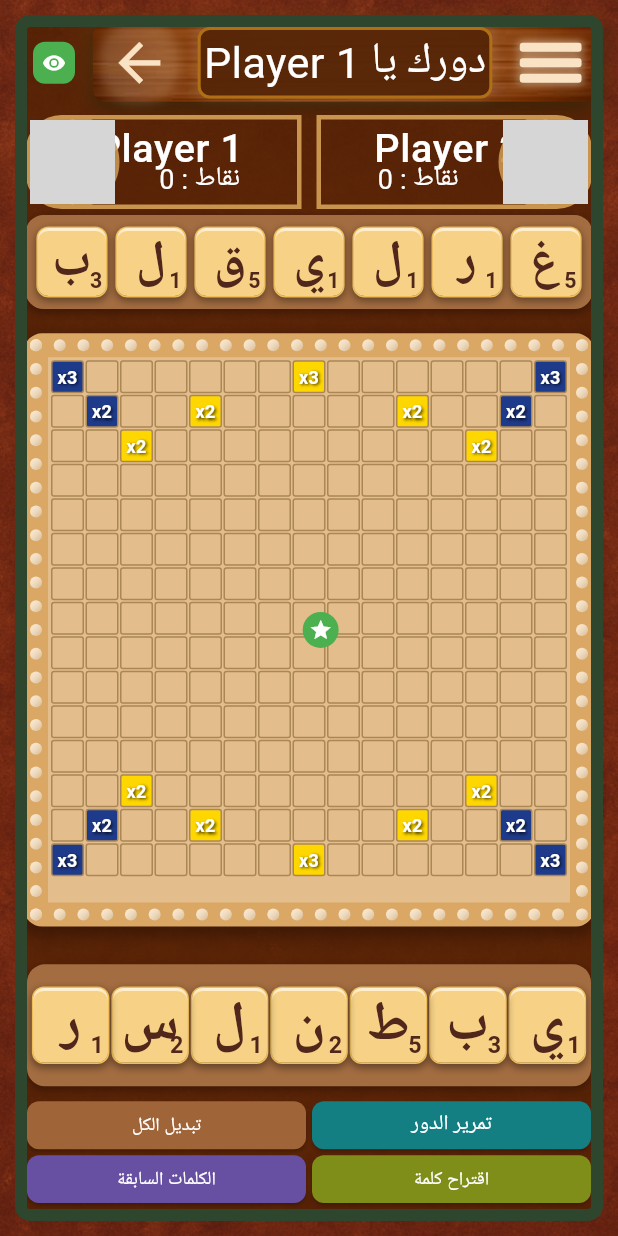
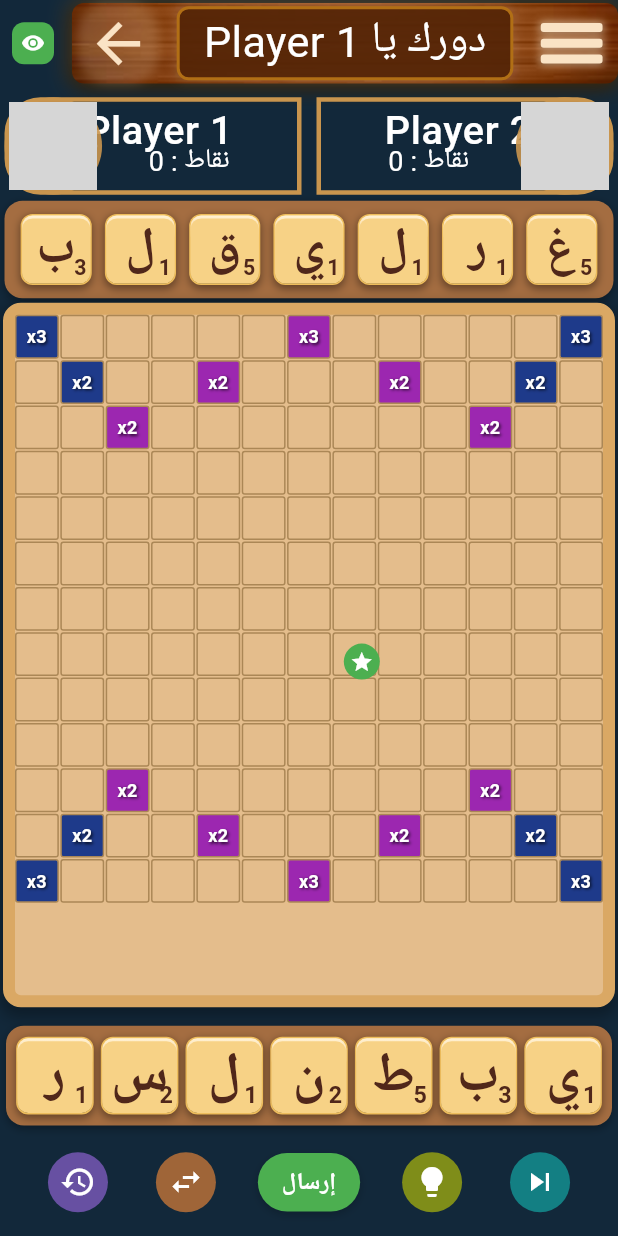
Before and after one commit to Reailiteen/shakelha_mp, a Flutter app: the PassPlayScreen screen opened by its route, after a tap on "ابدأ اللعبة", on a phone screen of 412 x 824 dp. Run offline on Flutter 3.47's test engine with Material 3 defaults, Android fonts, the phone set to English and light mode, and no system bars; our stand-ins replace google_fonts, socket_io_client; network calls fail; Roboto replaces fonts that are missing (Jomhuria); grey boxes are pictures that could not be loaded.

Commit message:
Update board size from 15x15 to 13x13 across the application, adjusting related calculations and UI elements accordingly. Refactor player UI to use icon buttons for actions, enhancing layout and accessibility.

```diff
--- a/lib/models/board.dart
+++ b/lib/models/board.dart
@@ -70,13 +70,13 @@ class Board {
 
   /// Creates a new board with the given size and grid
   Board({
-    this.size = 15,
+    this.size = 13, // Changed from 15 to 13
     required this.grid,
     Map<Position, CellMultiplier>? cellMultipliers,
   }) : cellMultipliers = cellMultipliers ?? const {};
 
   /// Creates an empty board of the given size
-  factory Board.empty({int size = 15}) {
+  factory Board.empty({int size = 13}) { // Changed from 15 to 13
     return Board(
       size: size,
       grid: List.generate(
@@ -143,7 +143,7 @@ class Board {
     });
 
     final board = Board(
-      size: json['size'] ?? 15,
+      size: json['size'] ?? 13, // Changed from 15 to 13
       grid: grid,
       cellMultipliers: multipliers,
     );
@@ -556,7 +556,7 @@ class Board {
 
   /// Gets the center position of the board
   Position get centerPosition {
-    // For a 15x15 board (0-indexed), center is at (7,7)
+    // For a 13x13 board (0-indexed), center is at (6,6)
     final center = Position(row: size ~/ 2, col: size ~/ 2);
     print('[Board] Center position calculated as: (${center.row},${center.col}) for board size $size');
     return center;
--- a/lib/screens/pass_play_screen.dart
+++ b/lib/screens/pass_play_screen.dart
@@ -226,8 +226,7 @@ class _PassPlayScreenState extends State<PassPlayScreen> {
           body: Stack(
             children: [
               // Background
-              GameUi(child: _buildGameScreenContent(passPlayProvider)),
-              // Sync widget
+              _buildGameScreenContent(passPlayProvider),
               sync,
             ],
           ),
@@ -360,7 +359,7 @@ class _PassPlayScreenState extends State<PassPlayScreen> {
 
               // Game Board - 50% of screen height (main content)
               Expanded(
-                flex: 6,
+                flex: 7,
                 child: Padding(
                   padding: const EdgeInsets.symmetric(horizontal: 2.0),
                   child: BoardUI(),
@@ -369,7 +368,7 @@ class _PassPlayScreenState extends State<PassPlayScreen> {
               SizedBox(height: constraints.maxHeight * 0.01),
               // Player UI - 18% of screen height (reduced from 20%)
               SizedBox(
-                height: constraints.maxHeight * 0.21,
+                height: constraints.maxHeight * 0.17,
                 child: Consumer<PassPlayProvider>(
                   builder: (context, passPlay, child) {
                     final room = passPlay.room!;
--- a/lib/widgets/boardUI.dart
+++ b/lib/widgets/boardUI.dart
@@ -76,7 +76,7 @@ class _BoardUIState extends State<BoardUI> {
     final passPlay = context.watch<PassPlayProvider>();
     final screenHeight = MediaQuery.of(context).size.height;
     // Calculate board size to fit available space
-    final double availableHeight = screenHeight * 0.48;
+    final double availableHeight = screenHeight * 0.6;
     final double boardSize = availableHeight;
 
     // Helper function for decorative dots
@@ -95,12 +95,15 @@ class _BoardUIState extends State<BoardUI> {
 
     // Calculate cell size for outline generation
     // Use simpler calculation that matches GridView layout
-    // GridView has 15 cells with 1px spacing between them
-    // Total grid width = 15 * cellSize + 14 * 1px spacing
-    // So: 15 * cellSize + 14 = boardSize - 36 (border + padding)
-    // Solving: 15 * cellSize = boardSize - 50
-    // cellSize = (boardSize - 50) / 15
-    _cellSize = (boardSize - 50) / 15;
+    // GridView has 13 cells with 1px spacing between them
+    // Total grid width = 13 * cellSize + 12 * 1px spacing
+    // So: 13 * cellSize + 12 = boardSize - 16 (border only, no horizontal padding)
+    // Solving: 13 * cellSize = boardSize - 28
+    // cellSize = (boardSize - 28) / 13
+    _cellSize = (boardSize - 28) / 13;
+
+    // Flag to enable/disable the dotted ribbon design
+    const bool showDottedRibbon = false; // Set to true to enable the circle design
 
     return Center(
       child: SizedBox(
@@ -110,9 +113,11 @@ class _BoardUIState extends State<BoardUI> {
           children: [
             // Bordered board container with grid inside
             Container(
+              width: boardSize,
+              height: boardSize,
               decoration: BoxDecoration(
                 color: const Color(0xE4BD8C).withOpacity(1), // Beige background
-                border: Border.all(color: const Color(0xFFDAA864), width: 16,strokeAlign: BorderSide.strokeAlignInside),
+                border: Border.all(color: const Color(0xFFDAA864), width: 8,strokeAlign: BorderSide.strokeAlignInside), // Reduced from 16 to 8
                 borderRadius: BorderRadius.circular(12),
                 boxShadow: [
                   BoxShadow(
@@ -124,29 +129,30 @@ class _BoardUIState extends State<BoardUI> {
                 ],
               ),
               child: Padding(
-                padding: const EdgeInsets.all(2.0),
+                padding: const EdgeInsets.symmetric(vertical: 0.0), // Only vertical padding, no horizontal
                 child: LayoutBuilder(
                   builder: (context, constraints) {
                     // Get exact grid dimensions for precise outline positioning
                     final gridWidth = constraints.maxWidth;
                     final gridHeight = constraints.maxHeight;
-                    final actualCellSize = (gridWidth - 14) / 15; // 14px total spacing between 15 cells
+                    final actualCellSize = (gridWidth - 12) / 13; // 12px total spacing between 13 cells (no horizontal padding)
 
                     // Update cell size for outline generation
                     _cellSize = actualCellSize;
 
                     return GridView.builder(
                       physics: const NeverScrollableScrollPhysics(),
-                      gridDelegate: const SliverGridDelegateWithFixedCrossAxisCount(
-                        crossAxisCount: 15,
-                        childAspectRatio: 1.0,
+                      shrinkWrap: true, // Prevent GridView from expanding beyond container
+                      gridDelegate: SliverGridDelegateWithFixedCrossAxisCount(
+                        crossAxisCount: 13, // Changed from 15 to 13
+                        mainAxisExtent: actualCellSize, // Force exact cell height
                         crossAxisSpacing: 1,
                         mainAxisSpacing: 1,
                       ),
-                      itemCount: 225,
+                      itemCount: 169, // Changed from 225 (15*15) to 169 (13*13)
                       itemBuilder: (context, index) {
-                        final row = index ~/ 15;
-                        final col = index % 15;
+                        final row = index ~/ 13; // Changed from 15 to 13
+                        final col = index % 13; // Changed from 15 to 13
                         final positionKey = '$row-$col';
                         final pos = Position(row: row, col: col);
                         final existingTile = passPlay.room?.board.getTileAt(pos);
@@ -171,12 +177,12 @@ class _BoardUIState extends State<BoardUI> {
                               specialColor = const Color(0xFF1E3A8A); // Dark blue
                               multiplierText = 'x${multiplier.value}';
                             } else {
-                              // Letter multipliers get neon yellow color
-                              specialColor = const Color(0xFFFFD700); // Neon yellow
+                              // Letter multipliers get purple color
+                              specialColor = const Color(0xFF9C27B0); // Purple
                               multiplierText = 'x${multiplier.value}';
                             }
                           }
-                        } else if (row == 7 && col == 7) {
+                        } else if (row == 6 && col == 6) { // Changed from 7,7 to 6,6 for 13x13 board
                           // Center square gets green color
                           specialColor = const Color(0xFF4CAF50); // Green
                         }
@@ -381,6 +387,7 @@ class _BoardUIState extends State<BoardUI> {
               ),
 
             // Dotted ribbon above the border
+            if (showDottedRibbon)
               Positioned.fill(
                 child: LayoutBuilder(
                   builder: (context, c) {
@@ -425,11 +432,11 @@ class _BoardUIState extends State<BoardUI> {
               ),
 
             // Center tile star indicator (only show when center is empty)
-            if (passPlay.room?.board.getTileAt(Position(row: 7, col: 7)) == null &&
-                !passPlay.pendingPlacements.any((p) => p.position == Position(row: 7, col: 7)))
+            if (passPlay.room?.board.getTileAt(Position(row: 6, col: 6)) == null && // Changed from 7,7 to 6,6 for 13x13
+                !passPlay.pendingPlacements.any((p) => p.position == Position(row: 6, col: 6))) // Changed from 7,7 to 6,6 for 13x13
               Positioned(
-                left: (boardSize - 24) / 2, // Center the star (24 is star size)
-                top: (boardSize - 24) / 2,
+                left: 6 * (_cellSize + 1) + (_cellSize - 24) / 2, // Center the star on the 6,6 position
+                top: 6 * (_cellSize + 1) + (_cellSize - 24) / 2,
                 child: IgnorePointer(
                   child: Container(
                     width: 24,
@@ -480,23 +487,14 @@ class _BoardUIState extends State<BoardUI> {
       final minCol = sortedByCol.first.col;
       final maxCol = sortedByCol.last.col;
 
-      // Calculate exact positions using same logic as GridView
-      // Account for container padding and border
-      const double containerPadding = 2.0;
-      const double containerBorder = 16.0;
-      const double totalOffset = containerPadding + containerBorder;
-
-      // GridView uses 1px spacing between cells
+      // Use the old approach that worked correctly
+      // Calculate positions based on cell size and spacing
       const double gridSpacing = 1.0;
 
-      // Common calculations (exactly as in debugging version)
-      final top = totalOffset + minRow * (cellSize + gridSpacing);
+      final top = minRow * (cellSize + gridSpacing);
       final height = (maxRow - minRow + 1) * cellSize + (maxRow - minRow) * gridSpacing;
       final width = (maxCol - minCol + 1) * cellSize + (maxCol - minCol) * gridSpacing;
-
-      // Use ONLY Option 2 (Blue) - the one that aligned perfectly
-      // This is the exact calculation from the blue overlay that worked
-      final left = totalOffset + (14 - maxCol) * (cellSize + gridSpacing);
+      final left = minCol * (cellSize + gridSpacing);
 
       return Positioned(
         left: left,
@@ -550,9 +548,9 @@ class DebugGridPainter extends CustomPainter {
   @override
   void paint(Canvas canvas, Size size) {
     // Use same offset calculation as outline generation
-    const double containerPadding = 2.0;
-    const double containerBorder = 16.0;
-    const double totalOffset = containerPadding + containerBorder;
+    const double containerBorder = 8.0; // Changed from 16 to 8
+    const double containerVerticalPadding = 0.0; // Changed from 2 to 0
+    const double totalOffset = containerBorder + containerVerticalPadding;
 
     final paint = Paint()
       ..color = Colors.red.withOpacity(0.3)
@@ -560,21 +558,21 @@ class DebugGridPainter extends CustomPainter {
       ..strokeWidth = 1.0;
 
     // Draw grid lines to verify alignment
-    for (int i = 0; i <= 15; i++) {
+    for (int i = 0; i <= 13; i++) { // Changed from 15 to 13
       final x = totalOffset + i * (cellSize + 1); // +1 for grid spacing
       final y = totalOffset + i * (cellSize + 1);
 
       // Vertical lines
       canvas.drawLine(
         Offset(x, totalOffset),
-        Offset(x, totalOffset + 15 * (cellSize + 1) - 1),
+        Offset(x, totalOffset + 13 * (cellSize + 1) - 1), // Changed from 15 to 13
         paint,
       );
 
       // Horizontal lines
       canvas.drawLine(
         Offset(totalOffset, y),
-        Offset(totalOffset + 15 * (cellSize + 1) - 1, y),
+        Offset(totalOffset + 13 * (cellSize + 1) - 1, y), // Changed from 15 to 13
         paint,
       );
     }
--- a/lib/widgets/playerUI.dart
+++ b/lib/widgets/playerUI.dart
@@ -473,77 +473,67 @@ class PlayerUi extends StatelessWidget {
           Expanded(
             flex: 10,
             child: Row(
+              mainAxisAlignment: MainAxisAlignment.spaceEvenly,
               children: [
-                // Action buttons
-                Expanded(
-                  flex: 2,
-                  child: Column(
-                    children: [
-                      Expanded(
-                        child: SizedBox(
-                          width: double.infinity,
-                          child: ElevatedButton(
+                // Pass turn icon button
+                IconButton(
                   onPressed: () {
                     final prov = context.read<PassPlayProvider?>();
                     prov?.passTurn();
                   },
-                            style: ElevatedButton.styleFrom(
+                  icon: const Icon(Icons.skip_next, color: Colors.white, size: 24),
+                  style: IconButton.styleFrom(
                     backgroundColor: const Color(0xFF137F83),
-                              foregroundColor: Colors.white,
-                              shape: RoundedRectangleBorder(
-                                borderRadius: BorderRadius.circular(8),
+                    shape: const CircleBorder(),
                   ),
                 ),
-                            child: Text(
-                              'تمرير الدور',
+
+                // Word suggestion icon button
+                IconButton(
+                  onPressed: () {
+                    // No-op hint UI. Logic to be added later.
+                  },
+                  icon: const Icon(Icons.lightbulb, color: Colors.white, size: 24),
+                  style: IconButton.styleFrom(
+                    backgroundColor: const Color.fromARGB(255, 127, 141, 25),
+                    shape: const CircleBorder(),
+                  ),
+                ),
+
+                // Submit button as small container (centered)
+                GestureDetector(
+                  onTap: () {
+                    final prov = context.read<PassPlayProvider?>();
+                    if (prov != null) {
+                      prov.submitMove();
+                    }
+                  },
+                  child: Container(
+                    padding: const EdgeInsets.symmetric(horizontal: 16, vertical: 8),
+                    decoration: BoxDecoration(
+                      color: const Color(0xFF4CAF50),
+                      borderRadius: BorderRadius.circular(20),
+                      boxShadow: [
+                        BoxShadow(
+                          color: Colors.black.withOpacity(0.2),
+                          blurRadius: 4,
+                          offset: const Offset(0, 2),
+                        ),
+                      ],
+                    ),
+                    child: const Text(
+                      'إرسال',
                       style: TextStyle(
-                                fontSize: screenWidth * 0.034,
-                                fontFamily: 'Jomhuria',
+                        color: Colors.white,
+                        fontSize: 16,
+                        fontWeight: FontWeight.bold,
                       ),
                     ),
                   ),
                 ),
-                      ),
-                      const SizedBox(height: 4),
-                      Expanded(
-                        child: SizedBox(
-                          width: double.infinity,
-                          child: ElevatedButton(
-                            onPressed: () {
-                              // No-op hint UI. Logic to be added later.
-                            },
-                            style: ElevatedButton.styleFrom(
-                              backgroundColor: const Color.fromARGB(255, 127, 141, 25),
-                              foregroundColor: Colors.white,
-                              shape: RoundedRectangleBorder(
-                                borderRadius: BorderRadius.circular(8),
-                              ),
-                            ),
-                            child: Text(
-                              'اقتراح كلمة',
-                              style: TextStyle(
-                                fontSize: screenWidth * 0.03,
-                                fontFamily: 'Jomhuria',
-                              ),
-                            ),
-                          ),
-                        ),
-                      ),
-                    ],
-                  ),
-                ),
 
-                const SizedBox(width: 4),
-
-                // Swap and history buttons
-                Expanded(
-                  flex: 2,
-                  child: Column(
-                    children: [
-                      Expanded(
-                        child: SizedBox(
-                          width: double.infinity,
-                          child: ElevatedButton(
+                // Swap all tiles icon button
+                IconButton(
                   onPressed: () {
                     final prov = context.read<PassPlayProvider?>();
                     if (prov == null) return;
@@ -553,28 +543,15 @@ class PlayerUi extends StatelessWidget {
                     // Swap out all tiles and pass the turn
                     prov.swapTiles(List<Tile>.from(player.rack));
                   },
-                            style: ElevatedButton.styleFrom(
+                  icon: const Icon(Icons.swap_horiz, color: Colors.white, size: 24),
+                  style: IconButton.styleFrom(
                     backgroundColor: const Color(0xFF9F6538),
-                              foregroundColor: Colors.white,
-                              shape: RoundedRectangleBorder(
-                                borderRadius: BorderRadius.circular(8),
+                    shape: const CircleBorder(),
                   ),
                 ),
-                            child: Text(
-                              'تبديل الكل',
-                              style: TextStyle(
-                                fontSize: screenWidth * 0.03,
-                                fontFamily: 'Jomhuria',
-                              ),
-                            ),
-                          ),
-                        ),
-                      ),
-                      const SizedBox(height: 4),
-                      Expanded(
-                        child: SizedBox(
-                          width: double.infinity,
-                          child: ElevatedButton(
+
+                // Move history icon button
+                IconButton(
                   onPressed: () {
                     final prov = context.read<PassPlayProvider?>();
                     if (prov?.room == null) return;
@@ -639,24 +616,10 @@ class PlayerUi extends StatelessWidget {
                       },
                     );
                   },
-                            style: ElevatedButton.styleFrom(
+                  icon: const Icon(Icons.history, color: Colors.white, size: 24),
+                  style: IconButton.styleFrom(
                     backgroundColor: const Color(0xFF6750A2),
-                              foregroundColor: Colors.white,
-                              shape: RoundedRectangleBorder(
-                                borderRadius: BorderRadius.circular(8),
-                              ),
-                            ),
-                            child: Text(
-                              'الكلمات السابقة',
-                              style: TextStyle(
-                                fontSize: screenWidth * 0.03,
-                                fontFamily: 'Jomhuria',
-                              ),
-                            ),
-                          ),
-                        ),
-                      ),
-                    ],
+                    shape: const CircleBorder(),
                   ),
                 ),
               ],
```
Also changed, not shown: vercel.json (added). Lines whose indentation alone changed are shown as unchanged.
